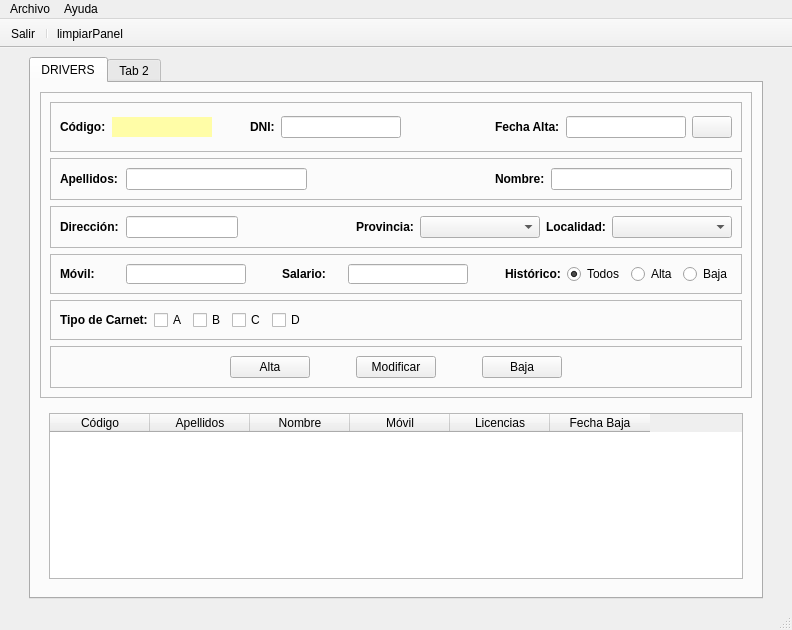
Old version of the form TEMA 1/templates/MainWindow.ui in the repository braisdp6/2DAM_DI.
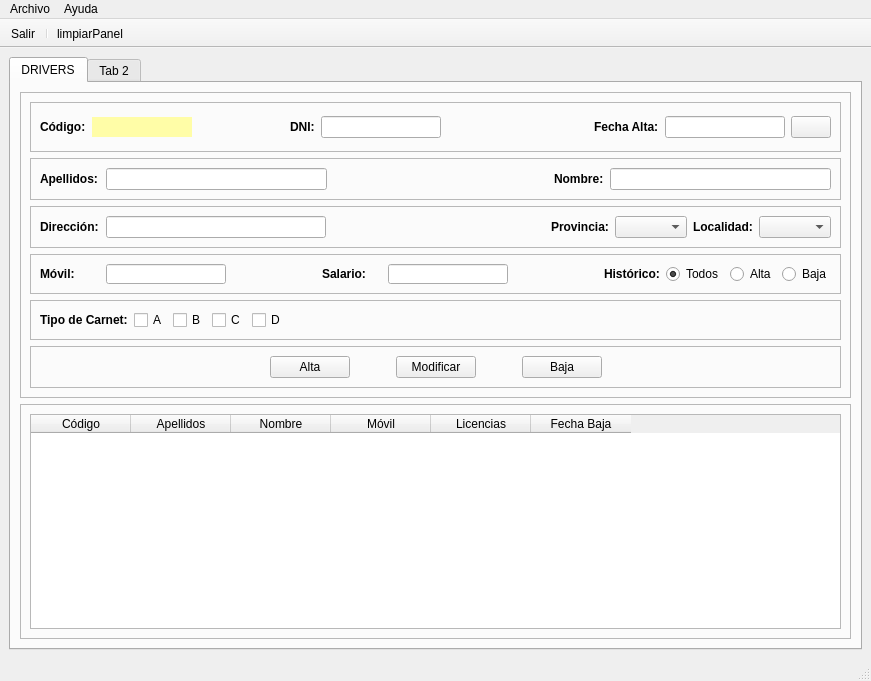
New version of the form. Icons and pictures are not drawn.

```diff
--- a/TEMA 1/templates/MainWindow.ui
+++ b/TEMA 1/templates/MainWindow.ui
@@ -6,8 +6,8 @@
    <rect>
     <x>0</x>
     <y>0</y>
-    <width>792</width>
-    <height>630</height>
+    <width>871</width>
+    <height>681</height>
    </rect>
   </property>
   <property name="sizePolicy">
@@ -16,17 +16,8 @@
     <verstretch>0</verstretch>
    </sizepolicy>
   </property>
-  <property name="maximumSize">
-   <size>
-    <width>16777215</width>
-    <height>16777215</height>
-   </size>
-  </property>
   <property name="windowTitle">
-   <string>MainWindow</string>
-  </property>
-  <property name="styleSheet">
-   <string notr="true"/>
+   <string>CarTeis</string>
   </property>
   <widget class="QWidget" name="centralwidget">
    <property name="sizePolicy">
@@ -35,39 +26,11 @@
      <verstretch>0</verstretch>
     </sizepolicy>
    </property>
-   <property name="maximumSize">
-    <size>
-     <width>16777215</width>
-     <height>16777215</height>
-    </size>
-   </property>
-   <property name="layoutDirection">
-    <enum>Qt::LeftToRight</enum>
-   </property>
-   <layout class="QHBoxLayout" name="horizontalLayout_8">
-    <item>
-     <spacer name="horizontalSpacer_12">
-      <property name="orientation">
-       <enum>Qt::Horizontal</enum>
-      </property>
-      <property name="sizeHint" stdset="0">
-       <size>
-        <width>40</width>
-        <height>20</height>
-       </size>
-      </property>
-     </spacer>
-    </item>
+   <layout class="QVBoxLayout" name="verticalLayout_4">
     <item>
      <layout class="QHBoxLayout" name="horizontalLayout_7">
       <item>
        <widget class="QTabWidget" name="panelPrincipal">
-        <property name="sizePolicy">
-         <sizepolicy hsizetype="Expanding" vsizetype="Expanding">
-          <horstretch>0</horstretch>
-          <verstretch>0</verstretch>
-         </sizepolicy>
-        </property>
         <property name="currentIndex">
          <number>0</number>
         </property>
@@ -461,14 +424,7 @@
                  </widget>
                 </item>
                 <item>
-                 <widget class="QComboBox" name="cmbProvincia">
-                  <property name="minimumSize">
-                   <size>
-                    <width>120</width>
-                    <height>0</height>
-                   </size>
-                  </property>
-                 </widget>
+                 <widget class="QComboBox" name="cmbProvincia"/>
                 </item>
                 <item>
                  <widget class="QLabel" name="lblLocalidad">
@@ -491,14 +447,7 @@
                  </widget>
                 </item>
                 <item>
-                 <widget class="QComboBox" name="cmbLocalidad">
-                  <property name="minimumSize">
-                   <size>
-                    <width>120</width>
-                    <height>0</height>
-                   </size>
-                  </property>
-                 </widget>
+                 <widget class="QComboBox" name="cmbLocalidad"/>
                 </item>
                </layout>
               </widget>
@@ -897,13 +846,19 @@
            </widget>
           </item>
           <item>
-           <widget class="QWidget" name="widgetMostrarDatos" native="true">
+           <widget class="QFrame" name="frameMostrarDatos">
             <property name="sizePolicy">
              <sizepolicy hsizetype="Expanding" vsizetype="Expanding">
               <horstretch>0</horstretch>
               <verstretch>0</verstretch>
              </sizepolicy>
             </property>
+            <property name="frameShape">
+             <enum>QFrame::StyledPanel</enum>
+            </property>
+            <property name="frameShadow">
+             <enum>QFrame::Plain</enum>
+            </property>
             <layout class="QVBoxLayout" name="verticalLayout_3">
              <item>
               <widget class="QTableWidget" name="tabDrivers">
@@ -980,19 +935,6 @@
       </item>
      </layout>
     </item>
-    <item>
-     <spacer name="horizontalSpacer_13">
-      <property name="orientation">
-       <enum>Qt::Horizontal</enum>
-      </property>
-      <property name="sizeHint" stdset="0">
-       <size>
-        <width>40</width>
-        <height>20</height>
-       </size>
-      </property>
-     </spacer>
-    </item>
    </layout>
   </widget>
   <widget class="QMenuBar" name="menubar">
@@ -1000,8 +942,8 @@
     <rect>
      <x>0</x>
      <y>0</y>
-     <width>792</width>
-     <height>26</height>
+     <width>871</width>
+     <height>21</height>
     </rect>
    </property>
    <widget class="QMenu" name="menuArchivo">
```
